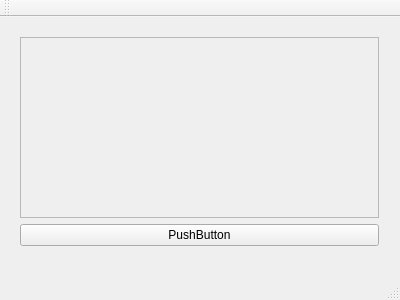
Before: the Qt Designer form mainwindow.ui in rombiddle/FiltrePlus, drawn with Qt 5.
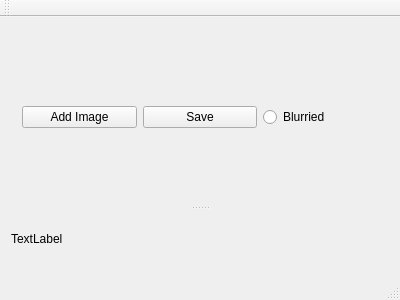
After: the same form once the commit is applied.

Diff of the .ui file:
```diff
--- a/mainwindow.ui
+++ b/mainwindow.ui
@@ -14,35 +14,45 @@
    <string>MainWindow</string>
   </property>
   <widget class="QWidget" name="centralWidget">
-   <widget class="QWidget" name="verticalLayoutWidget">
-    <property name="geometry">
-     <rect>
-      <x>9</x>
-      <y>9</y>
-      <width>381</width>
-      <height>231</height>
-     </rect>
-    </property>
     <layout class="QVBoxLayout" name="verticalLayout">
      <item>
-      <widget class="QFrame" name="frame">
-       <property name="frameShape">
-        <enum>QFrame::StyledPanel</enum>
-       </property>
-       <property name="frameShadow">
-        <enum>QFrame::Raised</enum>
+     <widget class="QSplitter" name="splitter">
+      <property name="orientation">
+       <enum>Qt::Vertical</enum>
+      </property>
+      <widget class="QWidget" name="">
+       <layout class="QHBoxLayout" name="horizontalLayout">
+        <item>
+         <widget class="QPushButton" name="addImageButton">
+          <property name="text">
+           <string>Add Image</string>
        </property>
       </widget>
      </item>
      <item>
-      <widget class="QPushButton" name="pushButton">
+         <widget class="QPushButton" name="saveImageButton">
        <property name="text">
-        <string>PushButton</string>
+           <string>Save</string>
        </property>
       </widget>
      </item>
-    </layout>
-   </widget>
+        <item>
+         <widget class="QRadioButton" name="BlurryRadioButton">
+          <property name="text">
+           <string>Blurried</string>
+          </property>
+         </widget>
+        </item>
+       </layout>
+      </widget>
+      <widget class="QLabel" name="lblImage">
+       <property name="text">
+        <string>TextLabel</string>
+       </property>
+      </widget>
+     </widget>
+    </item>
+   </layout>
   </widget>
   <widget class="QMenuBar" name="menuBar">
    <property name="geometry">
```
Lines whose indentation alone changed are shown as unchanged.
